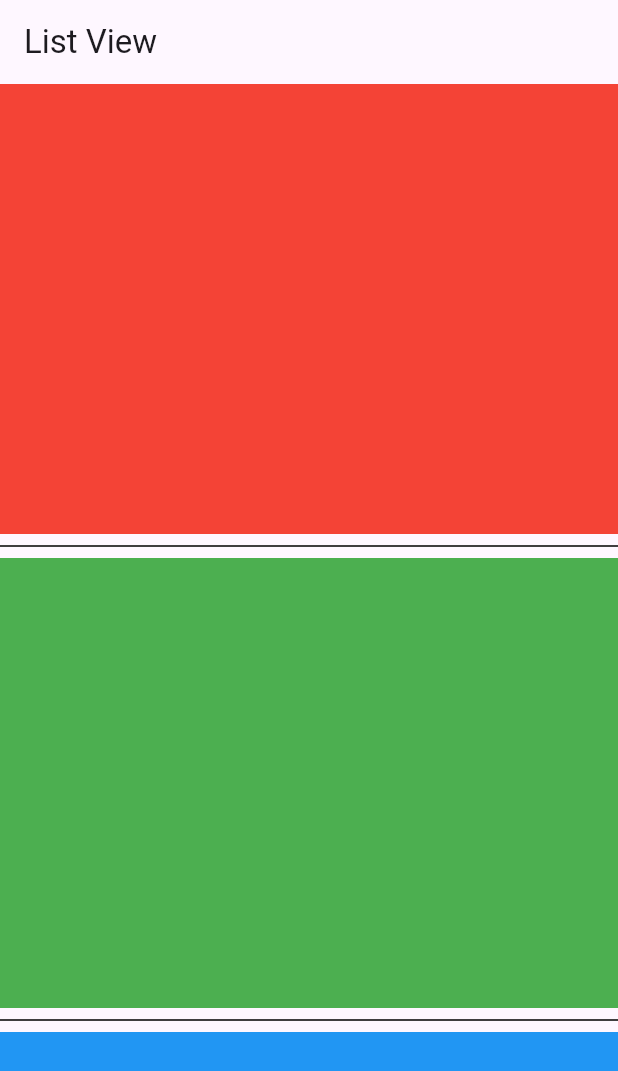
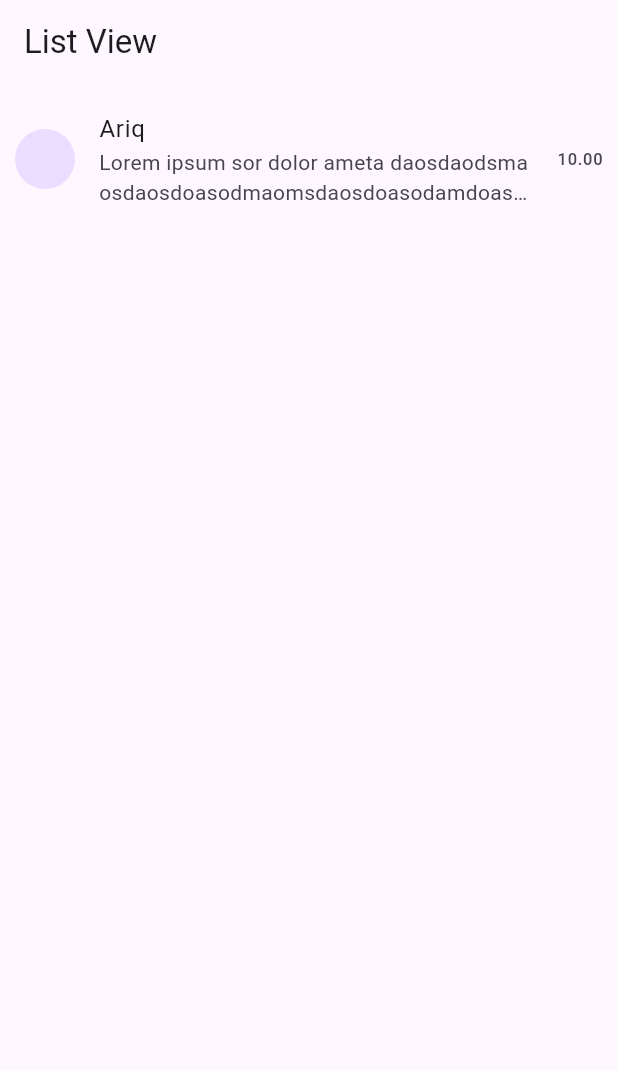
Before and after one commit to ariqfrhan/learn-flutter, a Flutter app: the screen it shows after launch, on a phone screen of 412 x 824 dp. Shown: the top 1071 px of the screen. Run offline on Flutter 3.47's test engine with Material 3 defaults, Android fonts, the phone set to English and light mode, and no system bars.

Commit message:
`feat` : list tile

```diff
--- a/lib/main.dart
+++ b/lib/main.dart
@@ -39,21 +39,22 @@ class MyApp extends StatelessWidget {
       home: Scaffold(appBar: AppBar(
         title: const Text("List View"),
       ),
-      body: ListView.separated(
-        separatorBuilder: (context, index){
-          return const Divider(
-            color: Colors.black,
-          );
-        },
-        itemCount: myColor.length,
-        itemBuilder: (context, index){
-          return Container(
-            height: 300,
-            width: 300,
-            color: myColor[index],
-          );
-        }
-        )
+      body: ListView(
+        children: [
+          ListTile(
+            contentPadding: EdgeInsets.all(10),
+            title: Text('Ariq'),
+            subtitle: Text('Lorem ipsum sor dolor ameta daosdaodsmaosdaosdoasodmaomsdaosdoasodamdoasmda',
+            maxLines: 2,
+            overflow: TextOverflow.ellipsis,),
+            leading: CircleAvatar(),
+            trailing: Text('10.00'),
+            onTap: (){
+              return;
+            },
+          )
+        ],
+      )
       ),
     );
   }
```
